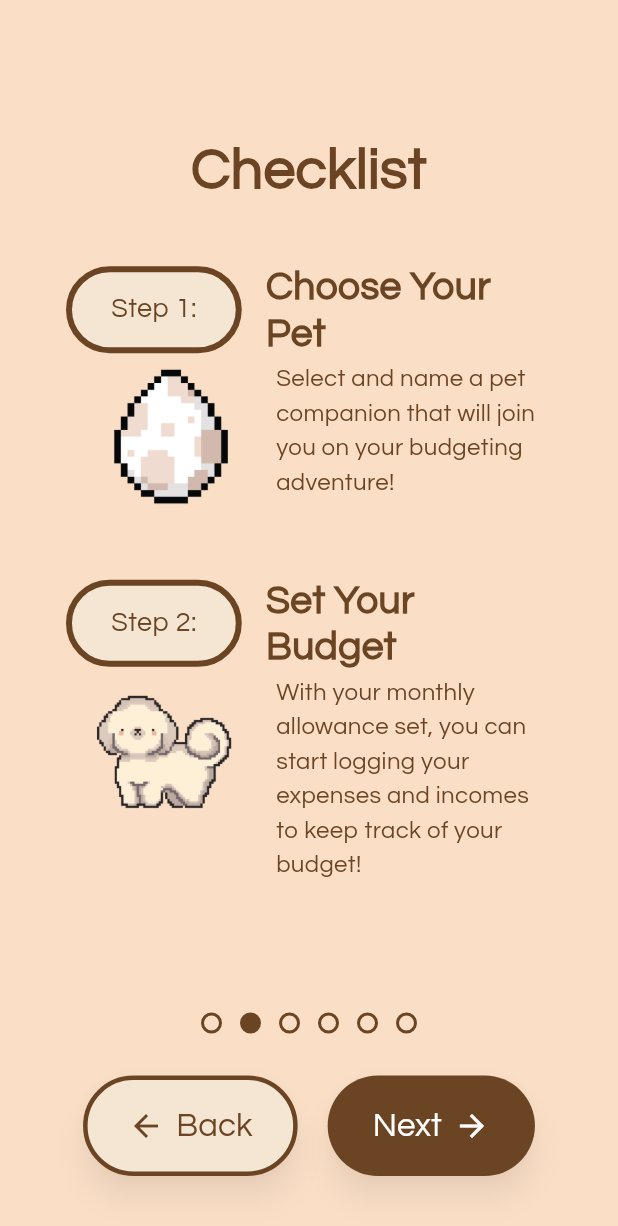
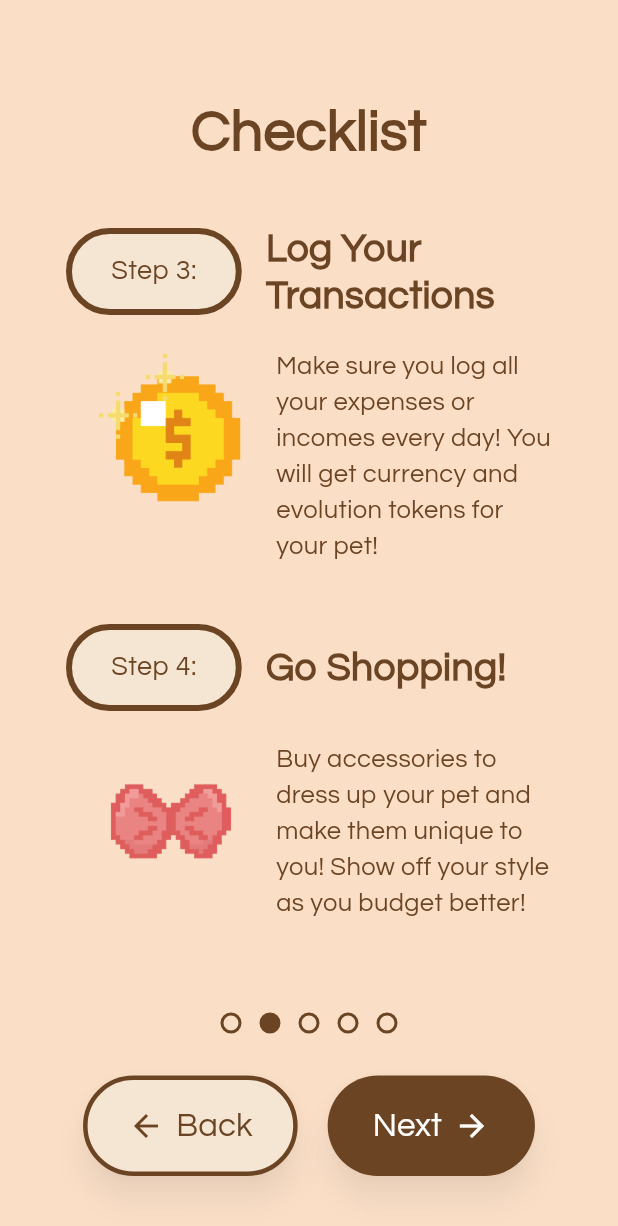
Before and after one commit to the34thempress/Budgipets, a Flutter app: the TutorialScreen screen opened by its route, after a tap on "Next", on a phone screen of 412 x 824 dp. Shown: the top 1226 px of the screen. Run offline on Flutter 3.47's test engine with Material 3 defaults, Android fonts, the light colour scheme and no system bars; our stand-ins replace audioplayers, image_picker, permission_handler, shared_preferences, supabase_flutter, table_calendar; accounts and stored records are empty.

Commit message:
tutorial fix

```diff
--- a/lib/screens/tutorial_screens/tutorial.dart
+++ b/lib/screens/tutorial_screens/tutorial.dart
@@ -1,23 +1,26 @@
 import 'package:flutter/material.dart';
 import 'package:flutter/services.dart';
 import 'package:shared_preferences/shared_preferences.dart';
-import 'package:supabase_flutter/supabase_flutter.dart'; // ✅ Added Supabase
-import '../../pages/dashboard/dashboard.dart'; // ✅ Fixed dashboard import
+import 'package:supabase_flutter/supabase_flutter.dart';
+import '../../pages/dashboard/dashboard.dart';
 
 class TutorialScreen extends StatefulWidget {
-  const TutorialScreen({Key? key}) : super(key: key);
+  const TutorialScreen({super.key}); // use super.key
 
   @override
   State<TutorialScreen> createState() => _TutorialScreenState();
 }
 
 class _TutorialScreenState extends State<TutorialScreen> {
-  int currentSlide = 0;
+  int currentSlideIndex = 0;
+  List<int> availableSlides = [];
+
   String userType = 'Student/Employee';
   String monthlyAllowance = '';
   String selectedPet = '';
   String petName = '';
   String displayName = '';
+
   final TextEditingController _nameController = TextEditingController();
   final TextEditingController _allowanceController = TextEditingController();
   final TextEditingController _displayNameController = TextEditingController();
@@ -28,6 +31,39 @@ class _TutorialScreenState extends State<TutorialScreen> {
     _allowanceController.dispose();
     _displayNameController.dispose();
     super.dispose();
+  }
+
+  @override
+  void initState() {
+    super.initState();
+    _loadSlides();
+  }
+
+  Future<void> _loadSlides() async {
+    final prefs = await SharedPreferences.getInstance();
+
+    // Always include checklist slides
+    availableSlides = [1, 2];
+
+    // Only include slides if values not yet set
+    if ((prefs.getString('selected_pet') ?? '').isEmpty) availableSlides.add(3);
+    if ((prefs.getString('pet_name') ?? '').isEmpty) availableSlides.add(4);
+    if ((prefs.getString('display_name') ?? '').isEmpty ||
+        (prefs.getString('monthly_allowance') ?? '').isEmpty) availableSlides.add(5);
+
+    // Pre-fill existing values
+    selectedPet = prefs.getString('selected_pet') ?? '';
+    petName = prefs.getString('pet_name') ?? '';
+    displayName = prefs.getString('display_name') ?? '';
+    monthlyAllowance = prefs.getString('monthly_allowance') ?? '';
+
+    _nameController.text = petName;
+    _displayNameController.text = displayName;
+    _allowanceController.text = monthlyAllowance;
+
+    setState(() {
+      currentSlideIndex = 0;
+    });
   }
 
   Future<void> showStyledPopup({
@@ -50,22 +86,16 @@ Future<void> showStyledPopup({
               ),
               contentPadding: const EdgeInsets.fromLTRB(20, 20, 20, 10),
               insetPadding: const EdgeInsets.symmetric(horizontal: 20),
-
-            // FORCE POPUP WIDTH
               content: ConstrainedBox(
                 constraints: BoxConstraints(maxWidth: maxWidth),
                 child: Column(
                   mainAxisSize: MainAxisSize.min,
                   children: [
-                  // Logo
                     Image.asset(
                       'assets/images/logo.png',
                       height: 70,
                     ),
-
                     const SizedBox(height: 15),
-
-                  // Title
                     Text(
                       title,
                       textAlign: TextAlign.center,
@@ -76,10 +106,7 @@ Future<void> showStyledPopup({
                         fontWeight: FontWeight.w600,
                       ),
                     ),
-
                     const SizedBox(height: 12),
-
-                  // Message
                     Text(
                       message,
                       textAlign: TextAlign.center,
@@ -90,10 +117,7 @@ Future<void> showStyledPopup({
                         height: 1.4,
                       ),
                     ),
-
                     const SizedBox(height: 25),
-
-                  // OK Button
                     SizedBox(
                       width: double.infinity,
                       child: ElevatedButton(
@@ -116,7 +140,6 @@ Future<void> showStyledPopup({
                         ),
                       ),
                     ),
-
                     const SizedBox(height: 10),
                   ],
                 ),
@@ -128,10 +151,8 @@ Future<void> showStyledPopup({
     );
   }
 
-
   void handleNext() {
-
-const int petNameMaxLength = 12;
+    final currentSlide = availableSlides[currentSlideIndex];
 
     // Slide 3 → Pet selection check
     if (currentSlide == 3 && selectedPet.isEmpty) {
@@ -153,13 +174,11 @@ const int petNameMaxLength = 12;
         );
         return;
       }
-
-    if (petName.trim().length > petNameMaxLength) {
+      if (petName.trim().length > 12) {
         showStyledPopup(
           context: context,
           title: "Name Too Long",
-        message:
-            "Your pet's name is too long. Please limit it to $petNameMaxLength characters.",
+          message: "Your pet's name is too long. Please limit it to 12 characters.",
         );
         return;
       }
@@ -171,161 +190,73 @@ const int petNameMaxLength = 12;
         showStyledPopup(
           context: context,
           title: "Display Name Empty",
-        message:
-            "Please enter a display name before continuing.",
+          message: "Please enter a display name before continuing.",
         );
         return;
       }
-
     }
 
-
-
     // Continue to next slide
-  if (currentSlide < 5) {
+    if (currentSlideIndex < availableSlides.length - 1) {
       setState(() {
-      currentSlide++;
+        currentSlideIndex++;
       });
     }
   }
 
+  void handleBack() {
+    if (currentSlideIndex > 0) {
+      setState(() => currentSlideIndex--);
+    }
+  }
 
   Future<void> handleFinish() async {
-    const int displayNameMaxLength = 12;
-  // ✅ Validate display name
+  // Only run slide 5 validations if the slide exists in this session
+  if (availableSlides.contains(5)) {
     if (displayName.trim().isEmpty) {
-    showStyledPopup(
+      await showStyledPopup(
         context: context,
         title: "Display Name Empty",
         message: "Please enter a display name before continuing.",
       );
       return;
     }
-
-    if (displayName.trim().length > displayNameMaxLength) {
-    showStyledPopup(
+    if (displayName.trim().length > 12) {
+      await showStyledPopup(
         context: context,
         title: "Display Name Too Long",
-      message: "Display name must be $displayNameMaxLength characters or less.",
+        message: "Display name must be 12 characters or less.",
       );
       return;
     }
-
     if (RegExp(r'^[0-9]+$').hasMatch(displayName.trim())) {
-    showStyledPopup(
+      await showStyledPopup(
         context: context,
         title: "Invalid Display Name",
         message: "Display name cannot contain only numbers. Please include letters.",
       );
       return;
     }
-
-  // ✅ Validate allowance exists
     if (monthlyAllowance.trim().isEmpty) {
-    showStyledPopup(
+      await showStyledPopup(
         context: context,
         title: "Allowance Empty",
         message: "Please enter your monthly allowance before continuing.",
       );
       return;
     }
-
-  // ✅ Validate allowance is a valid number
     final allowanceNum = double.tryParse(monthlyAllowance.trim());
-  if (allowanceNum == null) {
-    showStyledPopup(
+    if (allowanceNum == null || allowanceNum <= 0) {
+      await showStyledPopup(
         context: context,
         title: "Invalid Allowance",
-      message: "Please enter a valid number for your monthly allowance.",
+        message: "Please enter a valid positive number for your monthly allowance.",
       );
       return;
     }
-
-  // ✅ Optional: Check if allowance is positive
-  if (allowanceNum <= 0) {
-    showStyledPopup(
-      context: context,
-      title: "Invalid Allowance",
-      message: "Please enter a positive amount for your monthly allowance.",
-    );
-    return;
   }
 
-  // ✅ All validations passed, show confirmation dialog
-  showDialog(
-    context: context,
-    builder: (context) => LayoutBuilder(
-      builder: (context, constraints) {
-        return ConstrainedBox(
-          constraints: BoxConstraints(
-            maxWidth: constraints.maxWidth * 0.9,
-            minWidth: constraints.maxWidth * 0.9,
-          ),
-          child: AlertDialog(
-            backgroundColor: const Color(0xFFF5E6D3),
-            insetPadding: const EdgeInsets.symmetric(horizontal: 20),
-            shape: RoundedRectangleBorder(
-              borderRadius: BorderRadius.circular(20),
-              side: const BorderSide(color: Color(0xFF6B4423), width: 3),
-            ),
-            contentPadding: const EdgeInsets.fromLTRB(24, 20, 24, 10),
-            content: Column(
-              mainAxisSize: MainAxisSize.min,
-              children: [
-                Image.asset(
-                  "assets/images/logo.png",
-                  height: 80,
-                ),
-                const SizedBox(height: 10),
-                const Text(
-                  'Confirm Your Choices',
-                  textAlign: TextAlign.center,
-                  style: TextStyle(
-                    fontFamily: 'Questrial',
-                    color: Color(0xFF6B4423),
-                    fontSize: 22,
-                    fontWeight: FontWeight.w600,
-                  ),
-                ),
-                const SizedBox(height: 10),
-                const Text(
-                  'Are you sure of your pet choice and pet name? They cannot be changed until you further progress in game.',
-                  textAlign: TextAlign.center,
-                  style: TextStyle(
-                    fontFamily: 'Questrial',
-                    color: Color(0xFF6B4423),
-                    fontSize: 16,
-                    height: 1.5,
-                  ),
-                ),
-                const SizedBox(height: 20),
-              ],
-            ),
-            actionsAlignment: MainAxisAlignment.center,
-            actionsPadding: const EdgeInsets.only(bottom: 15),
-            actions: [
-              ElevatedButton(
-                onPressed: () => Navigator.pop(context),
-                style: ElevatedButton.styleFrom(
-                  backgroundColor: const Color(0xFFF5E6D3),
-                  foregroundColor: const Color(0xFF6B4423),
-                  elevation: 0,
-                  padding: const EdgeInsets.symmetric(horizontal: 24, vertical: 12),
-                  shape: RoundedRectangleBorder(
-                    borderRadius: BorderRadius.circular(25),
-                    side: const BorderSide(color: Color(0xFF6B4423), width: 2),
-                  ),
-                ),
-                child: const Text(
-                  'Cancel',
-                  style: TextStyle(
-                    fontFamily: 'Questrial',
-                    fontSize: 16,
-                  ),
-                ),
-              ),
-              ElevatedButton(
-                onPressed: () async {
+  // Save data regardless of slides
   final prefs = await SharedPreferences.getInstance();
   await prefs.setBool('tutorial_completed', true);
   if (selectedPet.isNotEmpty) await prefs.setString('selected_pet', selectedPet);
@@ -354,32 +285,23 @@ const int petNameMaxLength = 12;
     context,
     MaterialPageRoute(builder: (context) => const DashboardPage()),
   );
-                },
-                style: ElevatedButton.styleFrom(
-                  backgroundColor: const Color(0xFF6B4423),
-                  foregroundColor: Colors.white,
-                  padding: const EdgeInsets.symmetric(horizontal: 24, vertical: 12),
-                  shape: RoundedRectangleBorder(
-                    borderRadius: BorderRadius.circular(25),
-                  ),
-                ),
-                child: const Text(
-                  'Confirm',
-                  style: TextStyle(
-                    fontFamily: 'Questrial',
-                    fontSize: 16,
-                  ),
-                ),
-              ),
-            ],
-          ),
-        );
-      },
-    ),
-  );
 }
 
-  // Replace the existing build method's button section with this:
+
+  Widget _buildSlideContent() {
+    if (availableSlides.isEmpty) return Container();
+
+    final slide = availableSlides[currentSlideIndex];
+    switch (slide) {
+      case 0: return _buildWelcomeSlide();
+      case 1: return _buildChecklistSlide();
+      case 2: return _buildChecklist2Slide();
+      case 3: return _buildChoosePetSlide();
+      case 4: return _buildNamePetSlide();
+      case 5: return _buildAllowanceSlide();
+      default: return Container();
+    }
+  }
 
   @override
   Widget build(BuildContext context) {
@@ -398,47 +320,38 @@ Widget build(BuildContext context) {
               const SizedBox(height: 40),
               Column(
                 children: [
-                // Progress dots on top
                   Row(
                     mainAxisAlignment: MainAxisAlignment.center,
-                  children: List.generate(6, (index) {
-                    return Container(
+                    children: List.generate(
+                      availableSlides.length,
+                      (index) => Container(
                         margin: const EdgeInsets.symmetric(horizontal: 6),
                         width: 14,
                         height: 14,
                         decoration: BoxDecoration(
                           shape: BoxShape.circle,
-                        color: index == currentSlide
+                          color: index == currentSlideIndex
                               ? const Color(0xFF6B4423)
                               : Colors.transparent,
                           border: Border.all(color: const Color(0xFF6B4423), width: 2),
                         ),
-                    );
-                  }),
+                      ),
+                    ),
                   ),
                   const SizedBox(height: 28),
-                // Back and Next buttons row
                   Row(
                     mainAxisAlignment: MainAxisAlignment.center,
                     children: [
-                    // Back button (only show if not on first slide)
-                    if (currentSlide > 0)
+                      if (currentSlideIndex > 0)
                         ElevatedButton(
-                        onPressed: () {
-                          setState(() {
-                            currentSlide--;
-                          });
-                        },
+                          onPressed: handleBack,
                           style: ElevatedButton.styleFrom(
                             backgroundColor: const Color(0xFFF5E6D3),
                             foregroundColor: const Color(0xFF6B4423),
                             padding: const EdgeInsets.symmetric(horizontal: 30, vertical: 18),
                             shape: RoundedRectangleBorder(
                               borderRadius: BorderRadius.circular(50),
-                            side: const BorderSide(
-                              color: Color(0xFF6B4423),
-                              width: 3,
-                            ),
+                              side: const BorderSide(color: Color(0xFF6B4423), width: 3),
                             ),
                             elevation: 8,
                             shadowColor: Colors.black.withAlpha(77),
@@ -448,24 +361,15 @@ Widget build(BuildContext context) {
                             children: [
                               Icon(Icons.arrow_back, size: 24),
                               SizedBox(width: 8),
-                            Text(
-                              'Back',
-                              style: TextStyle(
-                                fontSize: 22,
-                                fontWeight: FontWeight.w400,
-                                fontFamily: 'Questrial',
-                              ),
-                            ),
+                              Text('Back', style: TextStyle(fontSize: 22, fontWeight: FontWeight.w400, fontFamily: 'Questrial')),
                             ],
                           ),
                         ),
-
-                    // Spacer between buttons
-                    if (currentSlide > 0) const SizedBox(width: 20),
-
-                    // Next/Finish button
+                      if (currentSlideIndex > 0) const SizedBox(width: 20),
                         ElevatedButton(
-                      onPressed: currentSlide == 5 ? handleFinish : handleNext,
+                          onPressed: currentSlideIndex == availableSlides.length - 1
+                              ? handleFinish
+                              : handleNext,
                           style: ElevatedButton.styleFrom(
                             backgroundColor: const Color(0xFF6B4423),
                             foregroundColor: Colors.white,
@@ -480,18 +384,18 @@ Widget build(BuildContext context) {
                             mainAxisSize: MainAxisSize.min,
                             children: [
                               Text(
-                            currentSlide == 5 ? 'Finish' : 'Next',
+                                currentSlideIndex == availableSlides.length - 1 ? 'Finish' : 'Next',
                                 style: const TextStyle(
                                     fontSize: 22,
                                     fontWeight: FontWeight.w400,
-                              fontFamily: 'Questrial',
-                            ),
+                                    fontFamily: 'Questrial'),
                               ),
                               const SizedBox(width: 8),
                               const Icon(Icons.arrow_forward, size: 24),
                             ],
                           ),
                         ),
+
                     ],
                   ),
                 ],
@@ -503,24 +407,6 @@ Widget build(BuildContext context) {
     );
   }
 
-  Widget _buildSlideContent() {
-    switch (currentSlide) {
-      case 0:
-        return _buildWelcomeSlide();
-      case 1:
-        return _buildChecklistSlide();
-      case 2:
-        return _buildChecklist2Slide();
-      case 3:
-        return _buildChoosePetSlide();
-      case 4:
-        return _buildNamePetSlide();
-      case 5:
-        return _buildAllowanceSlide();
-      default:
-        return Container();
-    }
-  }
 
   Widget _buildWelcomeSlide() {
     return Column(
@@ -726,7 +612,7 @@ Widget _buildChecklist2Slide() {
             ),
           ],
         ),
-        const SizedBox(width: 16),
+        const SizedBox(height: 20),
         Row(
           crossAxisAlignment: CrossAxisAlignment.start,
           children: [
@@ -735,11 +621,11 @@ Widget _buildChecklist2Slide() {
             const SizedBox(width: 20),
             Expanded(
               child: Padding(
-                padding: const EdgeInsets.only(top: 4),
+                padding: const EdgeInsets.only(top: 0),
                 child: Text(
                   description,
                   style: const TextStyle(
-                    fontSize: 16,
+                    fontSize: 17,
                     color: Color(0xFF6B4423),
                     fontFamily: 'Questrial',
                   ),
```
Lines whose indentation alone changed are shown as unchanged.
